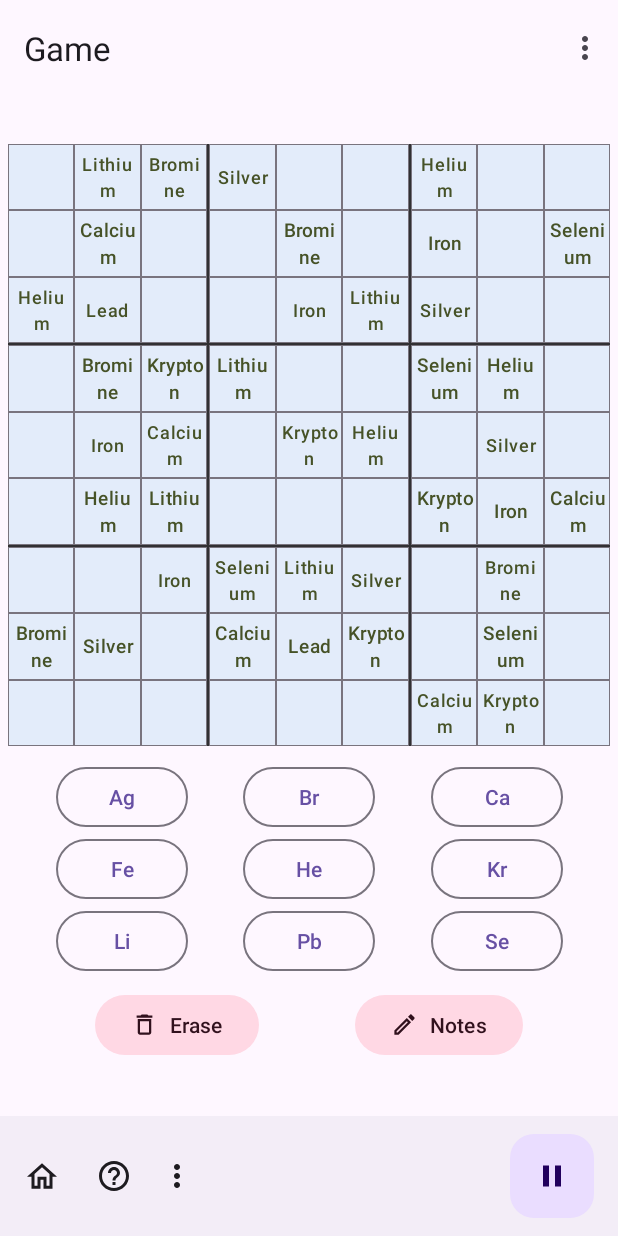
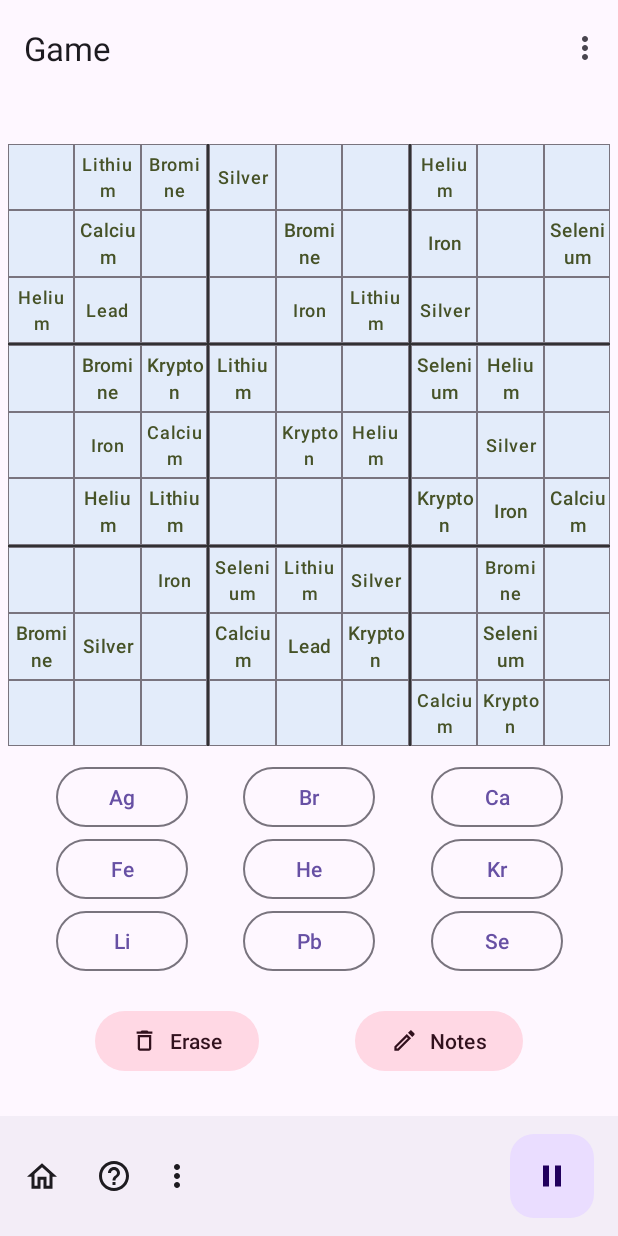
Before and after one commit to dqhntt/Language_Learning_Sudoku_App, an Android app: the GameFragment screen opened directly, with no data from a screen before it, on a phone screen of 412 x 824 dp. Run offline under Robolectric (Android 15) with nearby library versions, the phone set to English and light mode, and no system bars; our stand-ins replace navigation-ui.

```diff
--- a/app/src/main/res/layout/fragment_game.xml
+++ b/app/src/main/res/layout/fragment_game.xml
@@ -4,6 +4,7 @@
     xmlns:tools="http://schemas.android.com/tools"
     android:layout_width="match_parent"
     android:layout_height="match_parent"
+    android:fillViewport="true"
     tools:context=".ui.game.GameFragment">
 
     <androidx.constraintlayout.widget.ConstraintLayout
```
